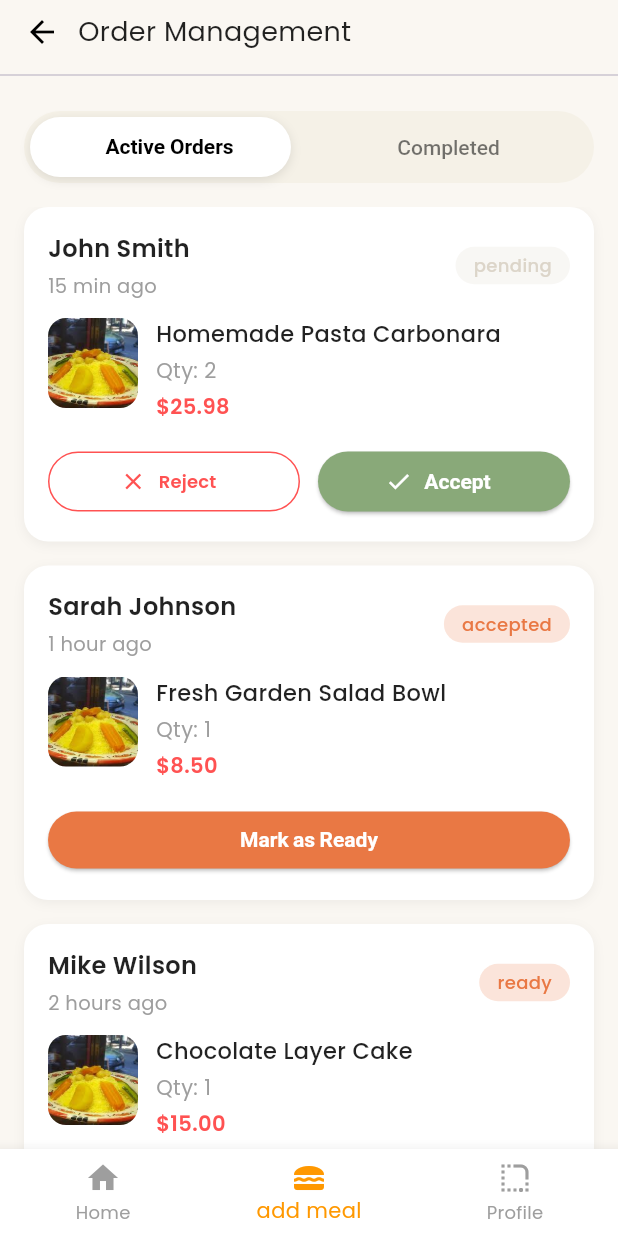
After one commit to scofild18/Makelti_project, a Flutter app: the screen it shows after launch, item 2 of the bottom bar chosen, on a phone screen of 412 x 824 dp. The commit adds this screen. Run offline on Flutter 3.47's test engine with Material 3 defaults, Android fonts, the phone set to English and light mode, and no system bars; our stand-ins replace google_fonts.

Commit message:
orders screen ui & logic addded

```diff
--- a/frontend_2/lib/main.dart
+++ b/frontend_2/lib/main.dart
@@ -1,6 +1,8 @@
 import 'screens/start_screen.dart';
 import 'utils/application_theme.dart';
 import 'package:flutter/material.dart';
+import 'package:provider/provider.dart';
+import 'providers/orders_provider.dart';
 
 void main() {
   runApp(const MyApp());
@@ -10,12 +12,15 @@ class MyApp extends StatelessWidget {
   const MyApp({super.key});
   @override
   Widget build(BuildContext context) {
-    return MaterialApp(
-      debugShowCheckedModeBanner: false,
-      title: 'Makelti',
-       theme: AppTheme.light,
-      darkTheme: AppTheme.dark,
-      home: const FirstScreen()
+    return ChangeNotifierProvider(
+      create: (_) => OrdersProvider(),
+      child: MaterialApp(
+        debugShowCheckedModeBanner: false,
+        title: 'Makelti',
+        theme: AppTheme.light,
+        darkTheme: AppTheme.dark,
+        home: const FirstScreen(),
+      ),
     );
   }
 }
--- /dev/null
+++ b/frontend_2/lib/models/order.dart
@@ -0,0 +1,19 @@
+class Order {
+  final String name;
+  final String time;
+  final String status;
+  final String image;
+  final String title;
+  final int qty;
+  final double price;
+
+  Order({
+    required this.name,
+    required this.time,
+    required this.status,
+    required this.image,
+    required this.title,
+    required this.qty,
+    required this.price,
+  });
+}
--- /dev/null
+++ b/frontend_2/lib/providers/orders_provider.dart
@@ -0,0 +1,83 @@
+
+
+import 'package:flutter/material.dart';
+import '../models/order.dart';
+
+class OrdersProvider with ChangeNotifier {
+
+  final List<Order> _orders = [
+    Order(
+      name: "John Smith",
+      time: "15 min ago",
+      status: "pending",
+      image: "assets/images/salad.jpg",
+      title: "Homemade Pasta Carbonara",
+      qty: 2,
+      price: 25.98,
+    ),
+    Order(
+      name: "Sarah Johnson",
+      time: "1 hour ago",
+      status: "accepted",
+      image: "assets/images/salad.jpg",
+      title: "Fresh Garden Salad Bowl",
+      qty: 1,
+      price: 8.50,
+    ),
+    Order(
+      name: "Mike Wilson",
+      time: "2 hours ago",
+      status: "ready",
+      image: "assets/images/salad.jpg",
+      title: "Chocolate Layer Cake",
+      qty: 1,
+      price: 15.00,
+    ),
+  ];
+
+List<Order> getActiveOrders() {
+  List<Order> activeList = [];
+
+  for (var order in _orders) {
+    if (order.status != "delivered") {
+      activeList.add(order);
+    }
+  }
+
+  return activeList;
+}
+
+
+List<Order> getCompletedOrders() {
+  List<Order> completedList = [];
+
+  for (var order in _orders) {
+    if (order.status == "delivered") {
+      completedList.add(order);
+    }
+  }
+
+  return completedList;
+}
+
+
+List<Order> getAllOrders() {
+  return _orders;
+}
+
+void updateOrderStatus(Order order, String newStatus) {
+  final index = _orders.indexOf(order);
+  if (index == -1) return;
+
+  _orders[index] = Order(
+    name: order.name,
+    time: order.time,
+    status: newStatus,
+    image: order.image,
+    title: order.title,
+    qty: order.qty,
+    price: order.price,
+  );
+  notifyListeners();
+}
+}
--- /dev/null
+++ b/frontend_2/lib/screens/orders_management.dart
@@ -0,0 +1,278 @@
+import 'package:Makelti/widgets/sliding_button.dart';
+import 'package:flutter/material.dart';
+import 'package:provider/provider.dart';
+import '../providers/orders_provider.dart';
+
+class OrdersManagement extends StatefulWidget {
+  const OrdersManagement({super.key});
+
+  @override
+  State<OrdersManagement> createState() => _OrdersManagementState();
+}
+
+class _OrdersManagementState extends State<OrdersManagement> {
+  int selectedTab = 0;
+
+  @override
+  Widget build(BuildContext context) {
+    final ordersProvider = Provider.of<OrdersProvider>(context);
+
+    final orders = selectedTab == 0
+        ? ordersProvider.getActiveOrders()
+        : ordersProvider.getCompletedOrders();
+
+    return Scaffold(
+      backgroundColor: const Color(0xfffaf7f2),
+      body: SafeArea(
+        child: Column(
+          crossAxisAlignment: CrossAxisAlignment.start,
+          children: [
+            const Padding(
+              padding: EdgeInsets.symmetric(horizontal: 16, vertical: 8),
+              child: Row(
+                children: [
+                  Icon(Icons.arrow_back, color: Colors.black),
+                  SizedBox(width: 12),
+                  Text(
+                    "Order Management",
+                    style: TextStyle(
+                      fontSize: 18,
+                    ),
+                  ),
+                ],
+              ),
+            ),
+            const Divider(),
+
+            Padding(
+              padding: const EdgeInsets.all(16),
+              child: SlidingButton(
+                tabs: const ["Active Orders", "Completed"],
+                selectedIndex: selectedTab,
+                onTabChanged: (index) {
+                  setState(() => selectedTab = index);
+                },
+              ),
+            ),
+
+            Expanded(
+              child: ListView.builder(
+                padding: const EdgeInsets.symmetric(horizontal: 16),
+                itemCount: orders.length,
+                itemBuilder: (context, index) {
+                  final order = orders[index];
+
+                  Widget buttons;
+                  if (order.status == "pending") {
+                    buttons = Row(
+                      mainAxisAlignment: MainAxisAlignment.spaceBetween,
+                      children: [
+                        Expanded(
+                          child: OutlinedButton.icon(
+                            onPressed: () {
+                              ordersProvider.updateOrderStatus(order, "rejected");
+                            },
+                            icon: const Icon(Icons.close, color: Colors.redAccent),
+                            label: const Text("Reject",
+                                style: TextStyle(color: Colors.redAccent)),
+                            style: OutlinedButton.styleFrom(
+                              side: const BorderSide(color: Colors.redAccent),
+                              shape: RoundedRectangleBorder(
+                                borderRadius: BorderRadius.circular(30),
+                              ),
+                            ),
+                          ),
+                        ),
+                        const SizedBox(width: 12),
+                        Expanded(
+                          child: ElevatedButton.icon(
+                            onPressed: () {
+                              ordersProvider.updateOrderStatus(order, "accepted");
+                            },
+                            icon: const Icon(Icons.check, color: Colors.white),
+                            label: const Text("Accept"),
+                            style: ElevatedButton.styleFrom(
+                              backgroundColor: const Color(0xff89a979),
+                              shape: RoundedRectangleBorder(
+                                borderRadius: BorderRadius.circular(30),
+                              ),
+                            ),
+                          ),
+                        ),
+                      ],
+                    );
+                  } else if (order.status == "accepted") {
+                    buttons = ElevatedButton(
+                      onPressed: () {
+                        ordersProvider.updateOrderStatus(order, "ready");
+                      },
+                      style: ElevatedButton.styleFrom(
+                        backgroundColor: const Color(0xffe97844),
+                        shape: RoundedRectangleBorder(
+                          borderRadius: BorderRadius.circular(30),
+                        ),
+                        minimumSize: const Size(double.infinity, 38),
+                      ),
+                      child: const Text("Mark as Ready"),
+                    );
+                  } else if (order.status == "ready") {
+                    buttons = ElevatedButton.icon(
+                      onPressed: () {
+                        ordersProvider.updateOrderStatus(order, "delivered");
+                      },
+                      icon: const Icon(Icons.check, color: Colors.white),
+                      label: const Text("Mark as Delivered"),
+                      style: ElevatedButton.styleFrom(
+                        backgroundColor: const Color(0xff89a979),
+                        shape: RoundedRectangleBorder(
+                          borderRadius: BorderRadius.circular(30),
+                        ),
+                        minimumSize: const Size(double.infinity, 38),
+                      ),
+                    );
+                  } else {
+                    buttons = const SizedBox.shrink();
+                  }
+
+                  return OrderCard(
+                    name: order.name,
+                    time: order.time,
+                    status: order.status,
+                    image: order.image,
+                    title: order.title,
+                    qty: order.qty,
+                    price: "\$${order.price.toStringAsFixed(2)}",
+                    buttons: buttons,
+                  );
+                },
+              ),
+            ),
+          ],
+        ),
+      ),
+    );
+  }
+}
+
+class OrderCard extends StatelessWidget {
+  const OrderCard({
+    super.key,
+    required this.name,
+    required this.time,
+    required this.status,
+    required this.image,
+    required this.title,
+    required this.qty,
+    required this.price,
+    required this.buttons,
+  });
+
+  final String name;
+  final String time;
+  final String status;
+  final String image;
+  final String title;
+  final int qty;
+  final String price;
+  final Widget buttons;
+
+  @override
+  Widget build(BuildContext context) {
+    Color statusColor = switch (status) {
+      "pending" => const Color(0xffdcd5c9),
+      "accepted" => const Color(0xffe97844),
+      "ready" => const Color(0xffe97844),
+      "delivered" => Colors.green,
+      _ => Colors.grey,
+    };
+
+    return Container(
+      margin: const EdgeInsets.only(bottom: 16),
+      padding: const EdgeInsets.all(16),
+      decoration: BoxDecoration(
+        color: Colors.white,
+        borderRadius: BorderRadius.circular(16),
+        boxShadow: [
+          BoxShadow(
+            color: Colors.black.withOpacity(0.05),
+            blurRadius: 6,
+            offset: const Offset(0, 2),
+          )
+        ],
+      ),
+      child: Column(
+        crossAxisAlignment: CrossAxisAlignment.start,
+        children: [
+          Row(
+            mainAxisAlignment: MainAxisAlignment.spaceBetween,
+            children: [
+              Column(
+                crossAxisAlignment: CrossAxisAlignment.start,
+                children: [
+                  Text(name,
+                      style: const TextStyle(
+                          fontWeight: FontWeight.w600, fontSize: 16)),
+                  const SizedBox(height: 4),
+                  Text(time,
+                      style: const TextStyle(color: Colors.grey, fontSize: 13)),
+                ],
+              ),
+              Container(
+                padding: const EdgeInsets.symmetric(horizontal: 12, vertical: 4),
+                decoration: BoxDecoration(
+                  color: statusColor.withOpacity(0.2),
+                  borderRadius: BorderRadius.circular(30),
+                ),
+                child: Text(
+                  status,
+                  style: TextStyle(
+                    fontSize: 12,
+                    color: statusColor,
+                    fontWeight: FontWeight.w500,
+                  ),
+                ),
+              ),
+            ],
+          ),
+          const SizedBox(height: 12),
+
+          Row(
+            crossAxisAlignment: CrossAxisAlignment.start,
+            children: [
+              ClipRRect(
+                borderRadius: BorderRadius.circular(12),
+                child: Image.asset(
+                  image,
+                  width: 60,
+                  height: 60,
+                  fit: BoxFit.cover,
+                ),
+              ),
+              const SizedBox(width: 12),
+              Expanded(
+                child: Column(
+                  crossAxisAlignment: CrossAxisAlignment.start,
+                  children: [
+                    Text(title,
+                        style: const TextStyle(
+                            fontSize: 15, fontWeight: FontWeight.w500)),
+                    const SizedBox(height: 4),
+                    Text("Qty: $qty", style: const TextStyle(color: Colors.grey)),
+                    const SizedBox(height: 4),
+                    Text(price,
+                        style: const TextStyle(
+                            color: Colors.redAccent,
+                            fontWeight: FontWeight.w600)),
+                  ],
+                ),
+              ),
+            ],
+          ),
+
+          const SizedBox(height: 16),
+          buttons,
+        ],
+      ),
+    );
+  }
+}
--- a/frontend_2/lib/screens/start_screen.dart
+++ b/frontend_2/lib/screens/start_screen.dart
@@ -1,6 +1,9 @@
+import 'package:Makelti/screens/home_screen.dart';
+import 'package:Makelti/screens/orders_management.dart';
+
 import 'add_meal_screen.dart';
 import 'add_orders_screen.dart';
-import 'home_screen.dart';
+
 import 'package:flutter/material.dart';
 
 
@@ -16,7 +19,7 @@ int _selectedIndex = 0;
 
   final List<Widget> _screens = const [
     HomeScreen(),
-    AddMealScreen(),
+    OrdersManagement(),
     AddOrdersScreen(),
   ];
 
--- a/frontend_2/lib/utils/application_theme.dart
+++ b/frontend_2/lib/utils/application_theme.dart
@@ -2,10 +2,13 @@ import 'package:flutter/material.dart';
 import 'package:google_fonts/google_fonts.dart';
 
 class AppTheme {
+  /// Light Theme
   static final ThemeData light = ThemeData(
     brightness: Brightness.light,
     primarySwatch: Colors.orange,
     scaffoldBackgroundColor: const Color(0xFFFEFBF6),
+
+    fontFamily: GoogleFonts.poppins().fontFamily,
 
     textTheme: GoogleFonts.poppinsTextTheme().copyWith(
       displayLarge: const TextStyle(
@@ -53,7 +56,7 @@ class AppTheme {
         backgroundColor: Colors.deepOrange,
         foregroundColor: Colors.white,
         textStyle: const TextStyle(fontWeight: FontWeight.bold),
-        shape: RoundedRectangleBorder(borderRadius: BorderRadius.circular(8)),
+        shape: const RoundedRectangleBorder(borderRadius: BorderRadius.all(Radius.circular(8))),
       ),
     ),
 
@@ -61,13 +64,15 @@ class AppTheme {
       backgroundColor: Colors.deepOrange,
       foregroundColor: Colors.white,
     ),
+  );
 
-
-   ) ; ///  Dark Theme
+  /// Dark Theme
   static final ThemeData dark = ThemeData(
     brightness: Brightness.dark,
     primarySwatch: Colors.orange,
     scaffoldBackgroundColor: const Color(0xFF121212),
+
+    fontFamily: GoogleFonts.poppins().fontFamily,
 
     textTheme: GoogleFonts.poppinsTextTheme().copyWith(
       displayLarge: const TextStyle(
@@ -115,7 +120,7 @@ class AppTheme {
         backgroundColor: Colors.deepOrange,
         foregroundColor: Colors.white,
         textStyle: const TextStyle(fontWeight: FontWeight.bold),
-        shape: RoundedRectangleBorder(borderRadius: BorderRadius.circular(8)),
+        shape: const RoundedRectangleBorder(borderRadius: BorderRadius.all(Radius.circular(8))),
       ),
     ),
 
@@ -123,6 +128,5 @@ class AppTheme {
       backgroundColor: Colors.deepOrange,
       foregroundColor: Colors.white,
     ),
-  ) ;
-
+  );
 }
--- /dev/null
+++ b/frontend_2/lib/widgets/sliding_button.dart
@@ -0,0 +1,124 @@
+import 'package:flutter/material.dart';
+
+class SlidingButton extends StatefulWidget {
+  final List<String> tabs;
+  final int selectedIndex;
+  final ValueChanged<int> onTabChanged;
+  final Color backgroundColor;
+  final Color selectedColor;
+  final Color textColor;
+  final Color selectedTextColor;
+
+  const SlidingButton({
+    super.key,
+    required this.tabs,
+    required this.selectedIndex,
+    required this.onTabChanged,
+    this.backgroundColor = const Color(0xfff5f1e7),
+    this.selectedColor = Colors.white,
+    this.textColor = Colors.black54,
+    this.selectedTextColor = Colors.black,
+  });
+
+  @override
+  State<SlidingButton> createState() =>
+      _SlidingButtonState();
+}
+
+class _SlidingButtonState extends State<SlidingButton>
+    with SingleTickerProviderStateMixin {
+  late AnimationController _controller;
+  late Animation<double> _animation;
+
+  @override
+  void initState() {
+    super.initState();
+    _controller = AnimationController(
+      vsync: this,
+      duration: const Duration(milliseconds: 250),
+    );
+    _animation = CurvedAnimation(parent: _controller, curve: Curves.easeInOut);
+  }
+
+  @override
+  void didUpdateWidget(SlidingButton oldWidget) {
+    super.didUpdateWidget(oldWidget);
+    if (widget.selectedIndex != oldWidget.selectedIndex) {
+      _controller.forward(from: 0.0);
+    }
+  }
+
+  @override
+  void dispose() {
+    _controller.dispose();
+    super.dispose();
+  }
+
+  @override
+  Widget build(BuildContext context) {
+    final tabCount = widget.tabs.length;
+    final segmentWidth = MediaQuery.of(context).size.width / tabCount - 32;
+
+    return Container(
+      padding: const EdgeInsets.all(4),
+      decoration: BoxDecoration(
+        color: widget.backgroundColor,
+        borderRadius: BorderRadius.circular(30),
+      ),
+      child: Stack(
+        children: [
+          AnimatedAlign(
+            alignment: Alignment(
+              widget.selectedIndex == 0 ? -1 : 1,
+              0,
+            ),
+            duration: const Duration(milliseconds: 300),
+            curve: Curves.easeInOut,
+            child: Container(
+              width: segmentWidth,
+              height: 40,
+              decoration: BoxDecoration(
+                color: widget.selectedColor,
+                borderRadius: BorderRadius.circular(30),
+                boxShadow: [
+                  BoxShadow(
+                    color: Colors.black.withOpacity(0.1),
+                    blurRadius: 5,
+                    offset: const Offset(0, 2),
+                  ),
+                ],
+              ),
+            ),
+          ),
+
+          Row(
+            children: List.generate(widget.tabs.length, (index) {
+              final bool isSelected = index == widget.selectedIndex;
+              return Expanded(
+                child: GestureDetector(
+                  onTap: () => widget.onTabChanged(index),
+                  child: Container(
+                    height: 40,
+                    alignment: Alignment.center,
+                    child: AnimatedDefaultTextStyle(
+                      duration: const Duration(milliseconds: 200),
+                      style: TextStyle(
+                        fontWeight:
+                            isSelected ? FontWeight.w600 : FontWeight.w500,
+                        color: isSelected
+                            ? widget.selectedTextColor
+                            : widget.textColor,
+                        fontSize: 14,
+                      ),
+                      child: Text(widget.tabs[index]),
+                    ),
+                  ),
+                ),
+              );
+            }),
+          ),
+        ],
+      ),
+    );
+  }
+}
```
